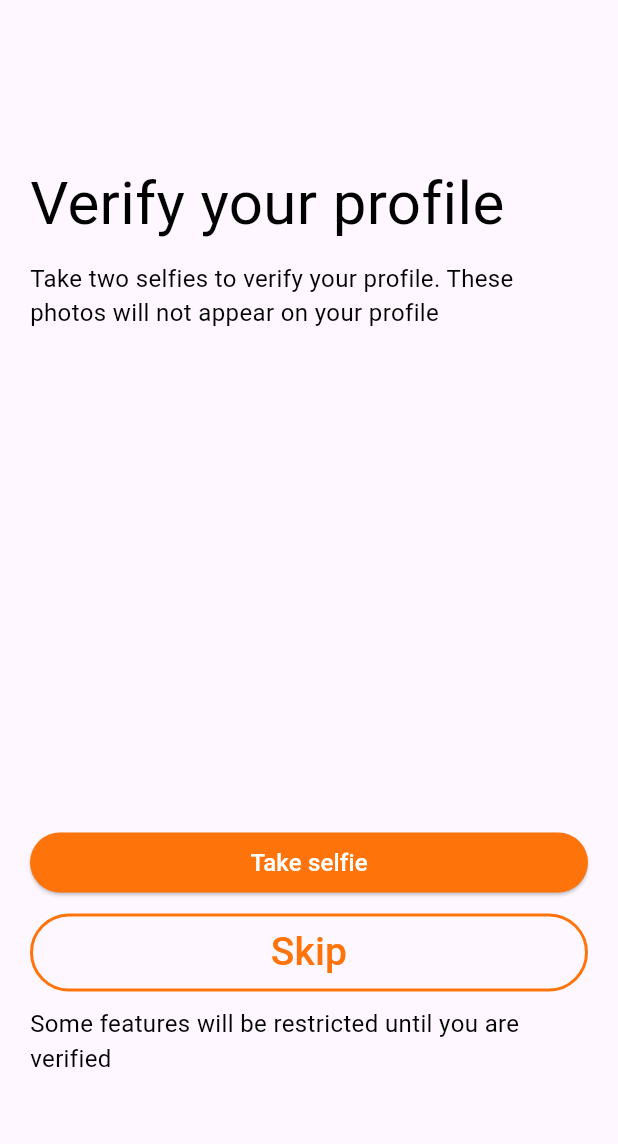
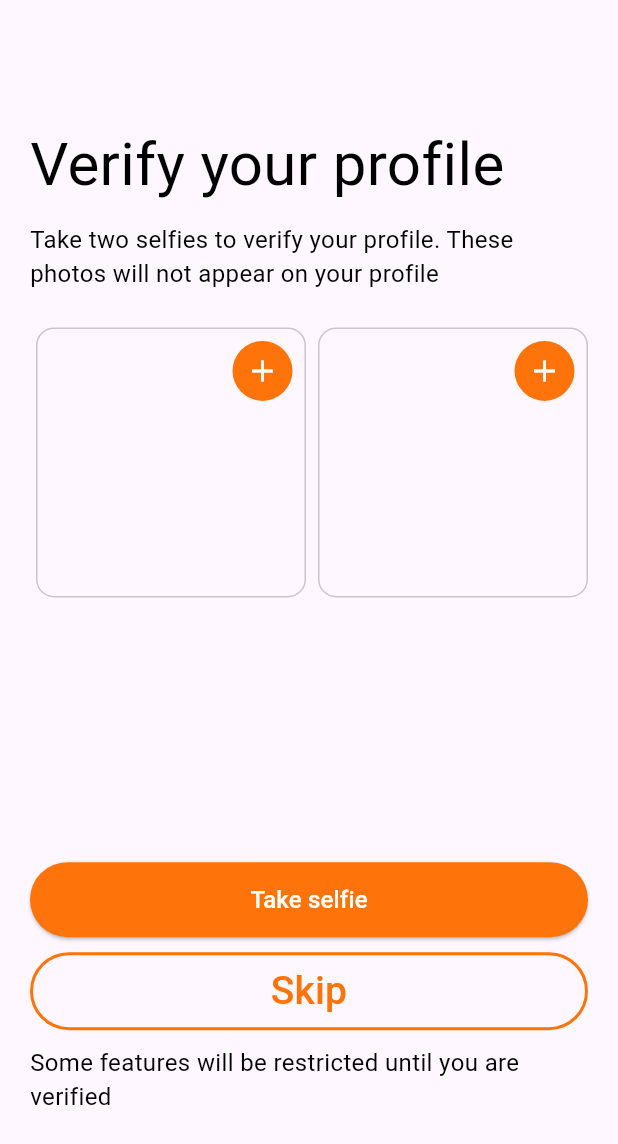
Before and after one commit to Nick-Kaihura/bold_mobiles, a Flutter app: the ProfileVerifyScreen screen opened directly, on a phone screen of 412 x 824 dp. Shown: the top 1144 px of the screen. Run offline on Flutter 3.47's test engine with Material 3 defaults, Android fonts, the phone set to English and light mode, and no system bars; Roboto replaces fonts that are missing (Inter_18pt-Thin, Inter_24pt-Bold).

Commit message:
Verify Profile screen

```diff
--- a/lib/app/ui/button/StandardProceedButton.dart
+++ b/lib/app/ui/button/StandardProceedButton.dart
@@ -13,6 +13,7 @@ class StandardProceedButton extends StatelessWidget {
   @override
   Widget build(BuildContext context) {
     return SizedBox(
+      height: 50,
       child: ElevatedButton(
           onPressed: onPressed,
           style: ElevatedButton.styleFrom(
--- a/lib/app/ui/screens/onBoarding/ProfileVerifyScreen.dart
+++ b/lib/app/ui/screens/onBoarding/ProfileVerifyScreen.dart
@@ -1,7 +1,9 @@
+import 'package:Bold/app/constants/ColorConstants.dart';
 import 'package:Bold/app/ui/button/StandardOutlinedButton.dart';
 import 'package:Bold/app/ui/button/StandardProceedButton.dart';
 import 'package:Bold/app/ui/texts/LargeText.dart';
 import 'package:Bold/app/ui/texts/SmallText.dart';
+import 'package:Bold/app/util/ColorUtil.dart';
 import 'package:flutter/material.dart';
 
 class ProfileVerifyScreen extends StatefulWidget {
@@ -23,29 +25,82 @@ class _ProfileVerifyScreenState extends State<ProfileVerifyScreen> {
           mainAxisAlignment: MainAxisAlignment.spaceEvenly,
           crossAxisAlignment: CrossAxisAlignment.stretch,
           children: [
-            const Column(
+            Column(
                 mainAxisAlignment: MainAxisAlignment.spaceEvenly,
                 crossAxisAlignment: CrossAxisAlignment.stretch,
                 children: [
-                  LargeText("Verify your profile", Colors.black),
-                  SizedBox(height: 10),
-                  SmallText(
+                  const LargeText("Verify your profile", Colors.black),
+                  const SizedBox(height: 10),
+                  const SmallText(
                       "Take two selfies to verify your profile. These photos will not appear on your profile",
-                      Colors.black)
+                      Colors.black),
+                  const SizedBox(height: 20),
+                  Row(
+                      mainAxisAlignment: MainAxisAlignment.spaceEvenly,
+                      children: [
+                        Card.outlined(
+                          child: SizedBox(
+                            height: 180,
+                            width: 180,
+                            child: Padding(
+                              padding: const EdgeInsets.all(5),
+                              child: Column(
+                                children: [
+                                  Container(
+                                    alignment: Alignment.centerRight,
+                                    child: IconButton.filled(
+                                      style: IconButton.styleFrom(
+                                          foregroundColor: Colors.white,
+                                          backgroundColor: ColorUtil().getColor(
+                                              ColorConstants().baseColorHex)),
+                                      icon: const Icon(Icons.add),
+                                      onPressed: () {},
+                                    ),
+                                  ),
+                                  const Center(
+                                    child: Padding(
+                                      padding: EdgeInsets.all(2),
+                                      child: SizedBox(),
+                                    ),
+                                  )
+                                ],
+                              ),
+                            ),
+                          ),
+                        ),
+                        Card.outlined(
+                          child: SizedBox(
+                            height: 180,
+                            width: 180,
+                            child: Padding(
+                              padding: const EdgeInsets.all(5),
+                              child: Column(
+                                children: [
+                                  Container(
+                                    alignment: Alignment.centerRight,
+                                    child: IconButton.filled(
+                                      style: IconButton.styleFrom(
+                                          foregroundColor: Colors.white,
+                                          backgroundColor: ColorUtil().getColor(
+                                              ColorConstants().baseColorHex)),
+                                      icon: const Icon(Icons.add),
+                                      onPressed: () {},
+                                    ),
+                                  ),
+                                  const Center(
+                                    child: Padding(
+                                      padding: EdgeInsets.all(2),
+                                      child: SizedBox(),
+                                    ),
+                                  )
+                                ],
+                              ),
+                            ),
+                          ),
+                        )
+                      ])
                 ]),
             const SizedBox(height: 10),
-            Row(
-              mainAxisAlignment: MainAxisAlignment.spaceEvenly,
-              crossAxisAlignment: CrossAxisAlignment.center,
-              children: [
-                Container(
-                  decoration: const BoxDecoration(
-                      shape: BoxShape.rectangle,
-                      color: Colors.red,
-                      borderRadius: BorderRadius.all(Radius.circular(10))),
-                )
-              ],
-            ),
             Column(
               mainAxisAlignment: MainAxisAlignment.spaceEvenly,
               crossAxisAlignment: CrossAxisAlignment.stretch,
--- a/lib/main.dart
+++ b/lib/main.dart
@@ -16,7 +16,7 @@ class MyApp extends StatelessWidget {
           colorScheme: ColorScheme.fromSeed(seedColor: Colors.deepPurple),
           useMaterial3: true,
         ),
-        home: const ProfileVrifyScreen());
+        home: const ProfileVerifyScreen());
   }
 }
 
```
